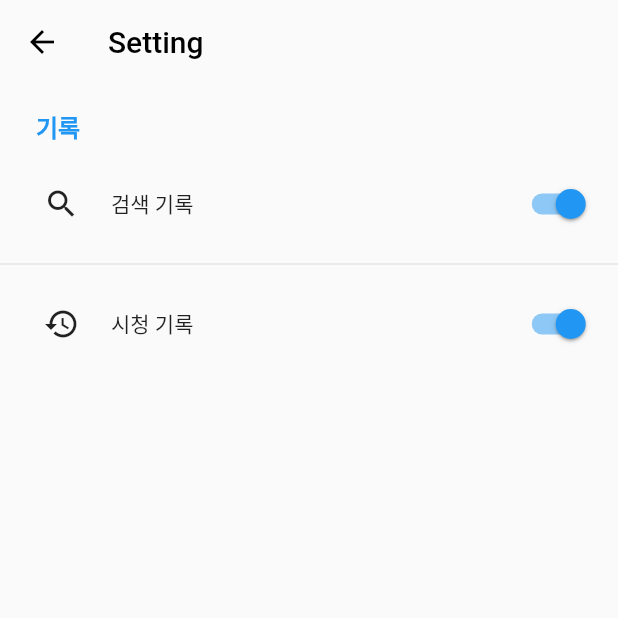
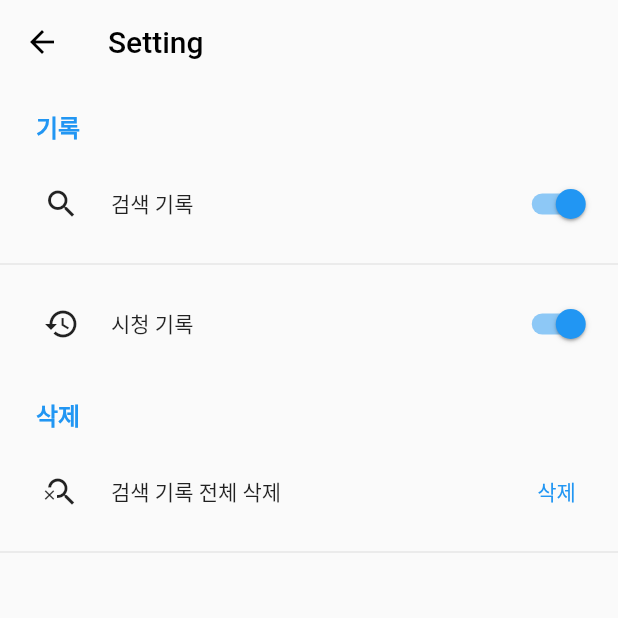
Before and after one commit to negu63/no-recommendation, a Flutter app: the SettingPage screen opened by its route, on a phone screen of 412 x 824 dp, the top half of it. Run offline on Flutter 3.47's test engine with Material 2 defaults, Android fonts, the phone set to English and light mode, and no system bars; our stand-ins replace cached_network_image, get, hive, hive_flutter; missing offline and left inert: flutter_inappwebview, metadata_fetch; accounts and stored records are empty.

Commit message:
feat: 설정 페이지 검색 기록 전체 삭제 버튼 및 기능 추가

```diff
--- a/lib/modules/setting/page.dart
+++ b/lib/modules/setting/page.dart
@@ -1,7 +1,10 @@
 import 'package:flutter/material.dart';
 import 'package:get/get.dart';
 import 'package:norecommendation/global_widgets/simple_appbar.dart';
+import 'package:norecommendation/modules/history/controller.dart';
+import 'package:norecommendation/modules/search/controller.dart';
 import 'package:norecommendation/modules/setting/controller.dart';
+import 'package:norecommendation/modules/setting/local_widgets/function_button.dart';
 import 'package:norecommendation/modules/setting/local_widgets/setting_subtitle.dart';
 import 'package:norecommendation/modules/setting/local_widgets/toggle_button.dart';
 
@@ -39,6 +42,17 @@ class SettingPage extends StatelessWidget {
             name: 'history',
             state: settingController.savingHistory,
           ),
+          SettingSubtitle(title: '삭제'),
+          FunctionButton(
+            icon: Icons.search_off,
+            title: '검색 기록 전체 삭제',
+            label: '삭제',
+            onPressed: () {
+              final SearchInputController searchInputController = Get.find();
+              searchInputController.clearQuery();
+            },
+          ),
+          Divider(),
         ],
       ),
     );
```
